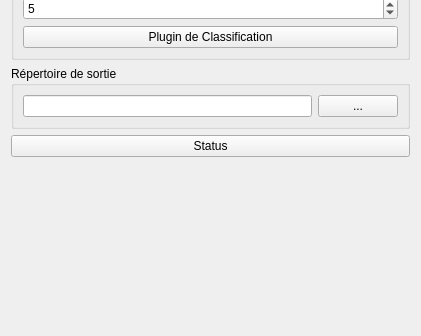
Old version of the form ui_qgiseducation.ui in the repository CS-SI/TerreImage; both pictures show x 0 to 421 and y 480 to 816 of the 421 by 816 pixel window.
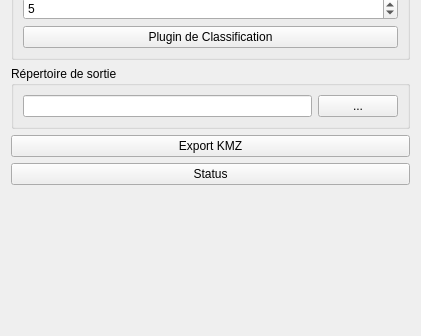
New version of the form.

Commit message: ajout du bouton export kmz

```diff
--- a/ui_qgiseducation.ui
+++ b/ui_qgiseducation.ui
@@ -149,6 +149,13 @@
      </layout>
     </widget>
    </item>
+   <item>
+    <widget class="QPushButton" name="pushButton_kmz">
+     <property name="text">
+      <string>Export KMZ</string>
+     </property>
+    </widget>
+   </item>
    <item>
     <widget class="QPushButton" name="pushButton_status">
      <property name="text">
```
The commit also changes 1 other file.
